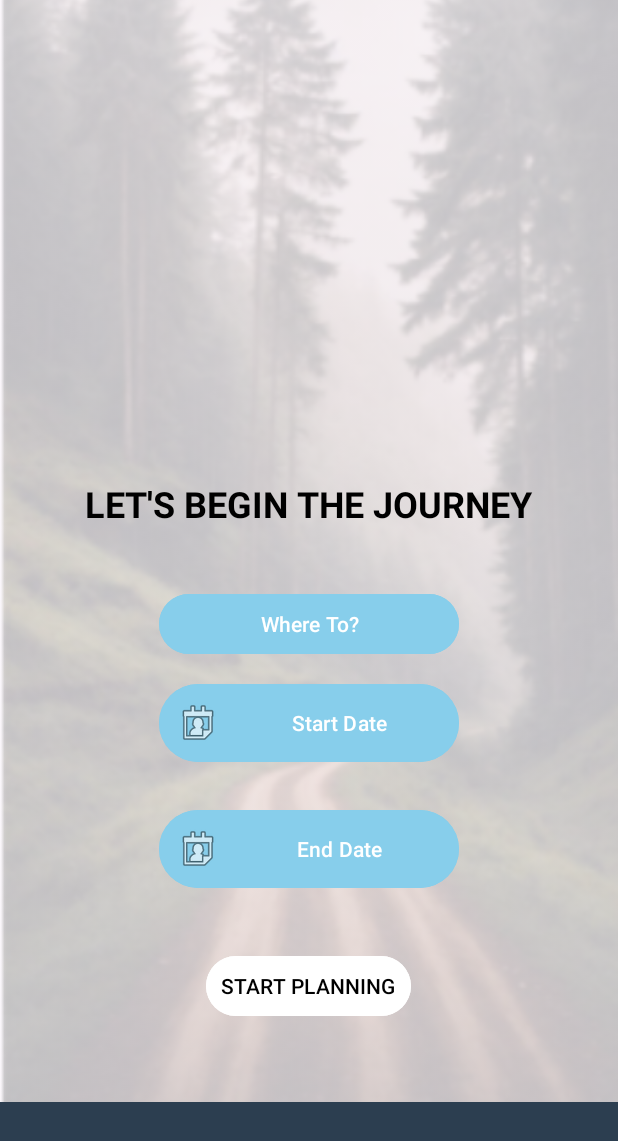
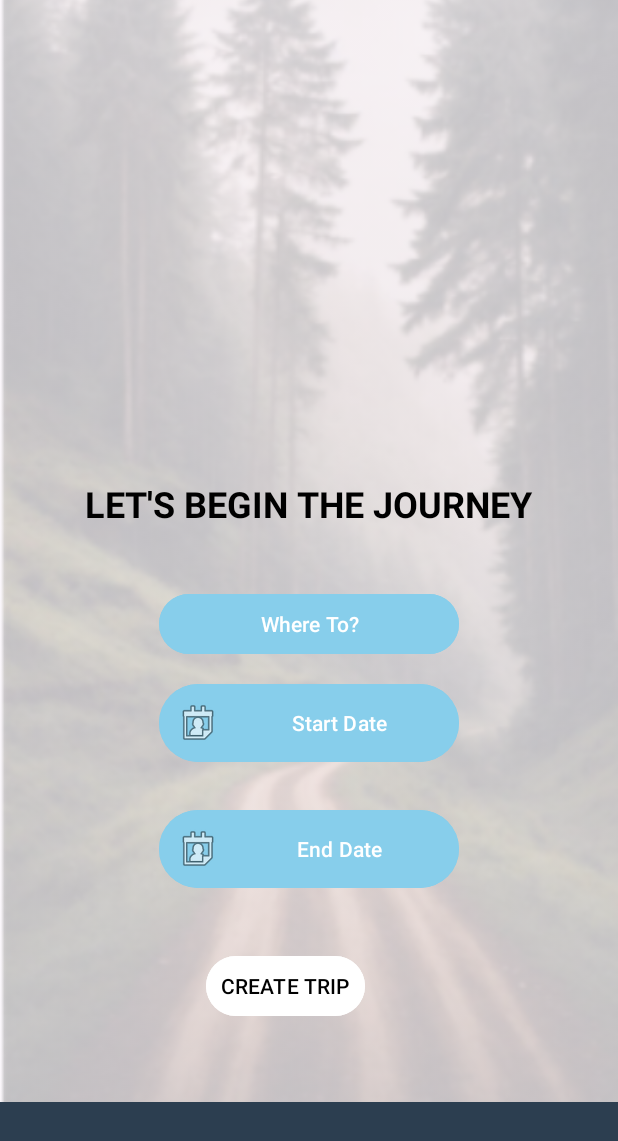
Before and after one commit to sanjanas01/Holidaze, an Android app: the layout activity_journey.xml on its own in the app's theme, with its tools: preview values and no code run, on a phone screen of 412 x 824 dp. Shown: the top 1141 px of the screen. Run offline under Robolectric (Android 15) with nearby library versions, the phone set to English and light mode, and no system bars.

Commit message:
Trip creation version 2

```diff
--- a/app/build.gradle.kts
+++ b/app/build.gradle.kts
@@ -42,6 +42,7 @@ dependencies {
     implementation("androidx.appcompat:appcompat:1.7.0")
     implementation("com.google.android.material:material:1.12.0")
     implementation("androidx.constraintlayout:constraintlayout:2.1.4")
+    implementation("com.google.firebase:firebase-firestore-ktx:25.0.0")
     testImplementation("junit:junit:4.13.2")
     androidTestImplementation("androidx.test.ext:junit:1.1.5")
     androidTestImplementation("androidx.test.espresso:espresso-core:3.5.1")
--- a/app/src/main/AndroidManifest.xml
+++ b/app/src/main/AndroidManifest.xml
@@ -16,14 +16,15 @@
 
         <!-- Main Activity -->
         <activity
-            android:name=".PackingActivity"
+            android:name=".JourneyActivity"
             android:exported="true">
             <intent-filter>
                 <action android:name="android.intent.action.MAIN" />
                 <category android:name="android.intent.category.LAUNCHER" />
             </intent-filter>
         </activity>
-        <activity android:name=".JourneyActivity" />
+        <activity android:name=".PackingActivity" />
+        <activity android:name=".OverviewActivity" />
 
     </application>
 </manifest>
--- a/app/src/main/res/layout/activity_journey.xml
+++ b/app/src/main/res/layout/activity_journey.xml
@@ -4,7 +4,7 @@
     xmlns:tools="http://schemas.android.com/tools"
     android:layout_width="match_parent"
     android:layout_height="match_parent"
-    tools:context=".OverviewActivity">
+    tools:context=".JourneyActivity">
 
     <!-- Background Image -->
     <ImageView
@@ -20,17 +20,6 @@
         app:layout_constraintTop_toTopOf="parent" />
 
     <!-- Title Text -->
-
-    <!-- Where To? Button -->
-
-    <!-- Start Date Button -->
-
-    <!-- End Date Button -->
-
-    <!-- Start Planning Button -->
-
-    <!-- Bottom Navigation Bar -->
-
     <TextView
         android:id="@+id/titleTextView"
         android:layout_width="wrap_content"
@@ -44,9 +33,9 @@
         app:layout_constraintBottom_toTopOf="@+id/whereToButton"
         app:layout_constraintEnd_toEndOf="parent"
         app:layout_constraintStart_toStartOf="parent"
-        app:layout_constraintTop_toTopOf="parent"
-        />
+        app:layout_constraintTop_toTopOf="parent" />
 
+    <!-- Where To? Button -->
     <Button
         android:id="@+id/whereToButton"
         android:layout_width="200dp"
@@ -61,6 +50,21 @@
         app:layout_constraintStart_toStartOf="parent"
         app:layout_constraintTop_toBottomOf="@+id/titleTextView" />
 
+    <!-- Location EditText (Initially hidden) -->
+    <EditText
+        android:id="@+id/locationEditText"
+        android:layout_width="200dp"
+        android:layout_height="wrap_content"
+        android:layout_marginBottom="12dp"
+        android:visibility="gone"
+        android:hint="Enter location"
+        android:padding="16dp"
+        app:layout_constraintBottom_toTopOf="@+id/startDateButton"
+        app:layout_constraintEnd_toEndOf="parent"
+        app:layout_constraintStart_toStartOf="parent"
+        app:layout_constraintTop_toBottomOf="@+id/titleTextView" />
+
+    <!-- Start Date Button -->
     <Button
         android:id="@+id/startDateButton"
         android:layout_width="200dp"
@@ -76,6 +80,7 @@
         app:layout_constraintStart_toStartOf="parent"
         app:layout_constraintTop_toBottomOf="@+id/whereToButton" />
 
+    <!-- End Date Button -->
     <Button
         android:id="@+id/endDateButton"
         android:layout_width="200dp"
@@ -91,6 +96,7 @@
         app:layout_constraintStart_toStartOf="parent"
         app:layout_constraintTop_toBottomOf="@+id/startDateButton" />
 
+    <!-- Start Planning Button -->
     <Button
         android:id="@+id/startPlanningButton"
         android:layout_width="wrap_content"
@@ -99,12 +105,13 @@
         android:layout_marginBottom="53dp"
         android:backgroundTint="#FFFFFF"
         android:padding="10dp"
-        android:text="START PLANNING"
+        android:text="CREATE TRIP"
         android:textColor="#000000"
         app:layout_constraintBottom_toTopOf="@+id/constraintLayout3"
         app:layout_constraintStart_toStartOf="@+id/endDateButton"
         app:layout_constraintTop_toBottomOf="@+id/endDateButton" />
 
+    <!-- Bottom Navigation Bar -->
     <androidx.constraintlayout.widget.ConstraintLayout
         android:id="@+id/constraintLayout3"
         android:layout_width="0dp"
@@ -114,7 +121,5 @@
         app:layout_constraintEnd_toEndOf="parent"
         app:layout_constraintStart_toStartOf="parent"
         app:layout_constraintTop_toBottomOf="@+id/startPlanningButton">
-
-
     </androidx.constraintlayout.widget.ConstraintLayout>
 </androidx.constraintlayout.widget.ConstraintLayout>
--- /dev/null
+++ b/app/src/main/res/layout/activity_overview.xml
@@ -0,0 +1,6 @@
+<?xml version="1.0" encoding="utf-8"?>
+<androidx.constraintlayout.widget.ConstraintLayout xmlns:android="http://schemas.android.com/apk/res/android"
+    android:layout_width="match_parent"
+    android:layout_height="match_parent">
+
+</androidx.constraintlayout.widget.ConstraintLayout>
```
Also changed, not shown: app/src/main/java/com/example/travel/JourneyActivity.kt (+45 -2 lines), app/src/main/java/com/example/travel/OverviewActivity.kt (added, +14 -0 lines).
